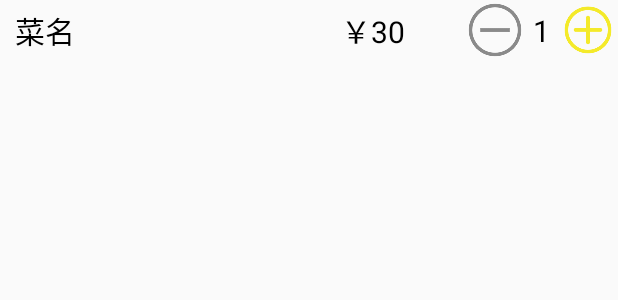
After one commit to startproge/baolema, an Android app: the layout shop_car_recycler.xml on its own in the app's theme, with its tools: preview values and no code run, on a phone screen of 412 x 824 dp. The commit adds this screen. Shown: the top 300 px of the screen. Run offline under Robolectric (Android 15) with nearby library versions, the phone set to English and light mode, and no system bars.

Commit message:
购物车设配器

```diff
--- a/app/src/main/res/layout/activity_shop_main.xml
+++ b/app/src/main/res/layout/activity_shop_main.xml
@@ -185,7 +185,9 @@
                                     android:id="@+id/shop_evaluate_recyclerview"
                                     android:layout_width="match_parent"
                                     android:layout_height="wrap_content"
-                                    app:layout_constraintTop_toBottomOf="@+id/shop_board"></androidx.recyclerview.widget.RecyclerView>
+                                    app:layout_constraintTop_toBottomOf="@+id/shop_board"
+                                    >
+                                </androidx.recyclerview.widget.RecyclerView>
                             </androidx.constraintlayout.widget.ConstraintLayout>
                         </ScrollView>
 
--- a/app/src/main/res/layout/recycleview_recipe.xml
+++ b/app/src/main/res/layout/recycleview_recipe.xml
@@ -3,7 +3,7 @@
     xmlns:app="http://schemas.android.com/apk/res-auto"
     android:orientation="vertical"
     android:layout_width="match_parent"
-    android:layout_height="40sp">
+    android:layout_height="wrap_content">
     <ImageView
         android:id="@+id/recipe_image"
         android:layout_width="80sp"
--- /dev/null
+++ b/app/src/main/res/layout/shop_car_recycler.xml
@@ -0,0 +1,70 @@
+<?xml version="1.0" encoding="utf-8"?>
+<androidx.constraintlayout.widget.ConstraintLayout xmlns:android="http://schemas.android.com/apk/res/android"
+    xmlns:app="http://schemas.android.com/apk/res-auto"
+    android:orientation="vertical"
+    android:layout_width="match_parent"
+    android:layout_height="wrap_content">
+
+    <TextView
+        android:id="@+id/recipe_name"
+        android:layout_width="wrap_content"
+        android:layout_height="wrap_content"
+        app:layout_constraintTop_toTopOf="parent"
+        app:layout_constraintBottom_toBottomOf="parent"
+        app:layout_constraintLeft_toLeftOf="parent"
+        android:text="菜名"
+        android:textSize="20sp"
+        android:textColor="@color/colorBlack"
+        android:layout_marginLeft="10sp"
+        >
+    </TextView>
+
+    <TextView
+        android:id="@+id/recipe_money"
+        android:layout_width="wrap_content"
+        android:layout_height="wrap_content"
+        app:layout_constraintTop_toTopOf="@+id/recipe_name"
+        app:layout_constraintRight_toLeftOf="@+id/recipe_reduce"
+        android:text="￥30"
+        android:textSize="20sp"
+        android:textColor="@color/colorBlack"
+        android:layout_marginRight="40sp"
+        >
+    </TextView>
+    <Button
+        android:id="@+id/recipe_add"
+        android:layout_width="40sp"
+        android:layout_height="40sp"
+        app:layout_constraintRight_toRightOf="parent"
+        app:layout_constraintTop_toTopOf="parent"
+        app:layout_constraintBottom_toBottomOf="parent"
+        android:background="@drawable/ic_shopcar_add"
+        >
+
+    </Button>
+    <TextView
+        android:id="@+id/recipe_num"
+        android:layout_width="wrap_content"
+        android:layout_height="wrap_content"
+        app:layout_constraintRight_toLeftOf="@+id/recipe_add"
+        app:layout_constraintTop_toTopOf="parent"
+        app:layout_constraintBottom_toBottomOf="parent"
+        android:layout_marginRight="5sp"
+        android:text="1"
+        android:textSize="20sp"
+        android:textColor="@color/colorBlack"
+        >
+    </TextView>
+    <Button
+        android:id="@+id/recipe_reduce"
+        android:layout_width="40sp"
+        android:layout_height="40sp"
+        app:layout_constraintRight_toLeftOf="@+id/recipe_num"
+        app:layout_constraintTop_toTopOf="parent"
+        app:layout_constraintBottom_toBottomOf="parent"
+        android:background="@drawable/ic_shopcar_reduce"
+        android:layout_marginRight="5sp"
+        >
+
+    </Button>
+</androidx.constraintlayout.widget.ConstraintLayout>
```
Also changed, not shown: app/src/main/java/com/example/baolema/bean/ShopCarRecipe.java (added, +32 -0 lines), app/src/main/java/com/example/baolema/ui/home/ShopCarAdapter.java (added, +50 -0 lines), app/src/main/res/drawable/ic_shopcar_add.png (added), app/src/main/res/drawable/ic_shopcar_reduce.png (added).
